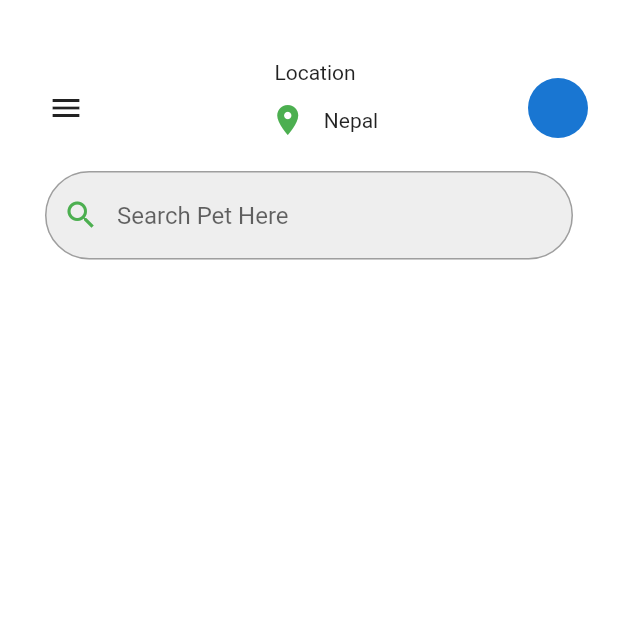
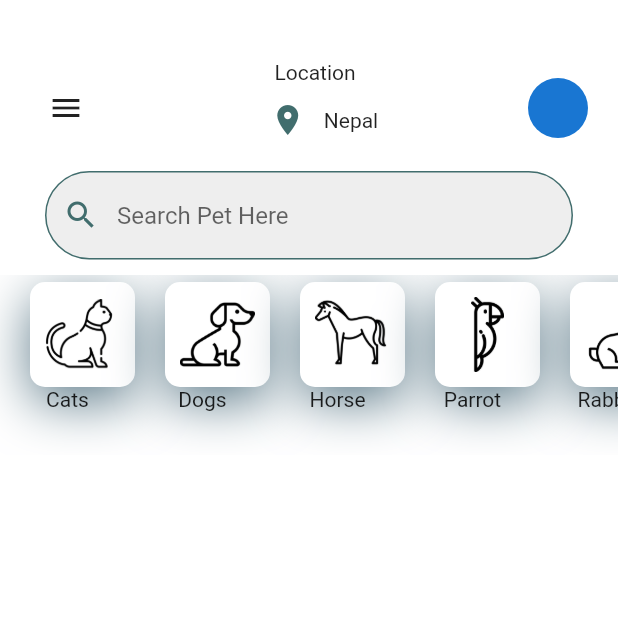
Before and after one commit to anupupadhaya123/PetApp, a Flutter app: the screen it shows after launch, on a phone screen of 412 x 824 dp, the top half of it. Run offline on Flutter 3.47's test engine with Material 2 defaults, Android fonts, the phone set to English and light mode, and no system bars.

Commit message:
listview with scroll feature in pet app

```diff
--- a/lib/Screens/DrawerScreen.dart
+++ b/lib/Screens/DrawerScreen.dart
@@ -1,4 +1,5 @@
 import 'package:flutter/material.dart';
+import 'package:pet_app/configuration/configuration.dart';
 
 class DrawerScreen extends StatefulWidget {
 
@@ -10,7 +11,7 @@ class _DrawerScreenState extends State<DrawerScreen> {
   @override
   Widget build(BuildContext context) {
     return Container(
-      color: Colors.green,
+      color: primaryColor,
     );
   }
 }
--- a/lib/Screens/HomeScreen.dart
+++ b/lib/Screens/HomeScreen.dart
@@ -1,4 +1,5 @@
 import 'package:flutter/material.dart';
+import 'package:pet_app/configuration/configuration.dart';
 
 class HomeScreen extends StatefulWidget {
   @override
@@ -57,7 +58,7 @@ class _HomeScreenState extends State<HomeScreen> {
                         IconButton(
                           onPressed: () {},
                           icon: Icon(Icons.location_on),
-                          color: Colors.green,
+                          color: primaryColor,
                         ),
                         Text("Nepal"),
                       ],
@@ -77,15 +78,15 @@ class _HomeScreenState extends State<HomeScreen> {
             child: TextField(
               decoration: InputDecoration(
                 enabledBorder: OutlineInputBorder(
-                  borderSide: BorderSide(color: Colors.grey),
+                  borderSide: BorderSide(color: primaryColor),
                   borderRadius: BorderRadius.all(Radius.circular(30)),
 
                 ),
                 focusedBorder: OutlineInputBorder(
-                  borderSide: BorderSide(color: Colors.blue),
+                  borderSide: BorderSide(color: primaryColor),
                   borderRadius: BorderRadius.all(Radius.circular(30)),
                 ),
-                prefixIcon: Icon(Icons.search, color: Colors.green,),
+                prefixIcon: Icon(Icons.search, color:primaryColor,),
                 hintText: "Search Pet Here",
                 filled: true,
                 fillColor: Colors.grey[200],
@@ -94,6 +95,33 @@ class _HomeScreenState extends State<HomeScreen> {
             ),
             padding: EdgeInsets.fromLTRB(30, 10, 30, 10),
           ),
+
+          Container(
+            height: 120,
+            child: ListView.builder(
+              scrollDirection: Axis.horizontal,
+              itemCount: categories.length,
+              itemBuilder: (context, index) {
+                return Container(
+                child: Column(children: [
+                  Container(
+                    padding: EdgeInsets.all(10),
+                    margin: EdgeInsets.only(left: 20, top: 5),
+                    decoration: BoxDecoration(
+                      color: Colors.white,
+                      boxShadow: ListShadow,
+                      borderRadius: BorderRadius.circular(10),
+
+                    ),
+                    child: Image.asset(categories[index]['iconPath'],height: 50, width: 50,),
+                  ),
+                  Text(categories[index]['name']),
+                ],
+                ),
+              );
+              }
+            ),
+          ),
         ]
         )
         );
--- a/lib/configuration/configuration.dart
+++ b/lib/configuration/configuration.dart
@@ -0,0 +1,17 @@
+import 'package:flutter/material.dart';
+
+Color primaryColor =Color(0xff416d6d);
+
+List<BoxShadow> ListShadow = [
+  BoxShadow(
+    color: Colors.blueGrey, blurRadius: 30, offset: Offset(0,10)
+    )
+];
+
+List<Map> categories = [
+  {'name' :'Cats', 'iconPath' : 'images/cat.png'},
+  {'name' :'Dogs', 'iconPath' : 'images/dog.png'},
+  {'name' :'Horse', 'iconPath' : 'images/horse.png'},
+  {'name' :'Parrot', 'iconPath' : 'images/parrot.png'},
+  {'name' :'Rabbit', 'iconPath' : 'images/rabbit.png'},
+];
```
